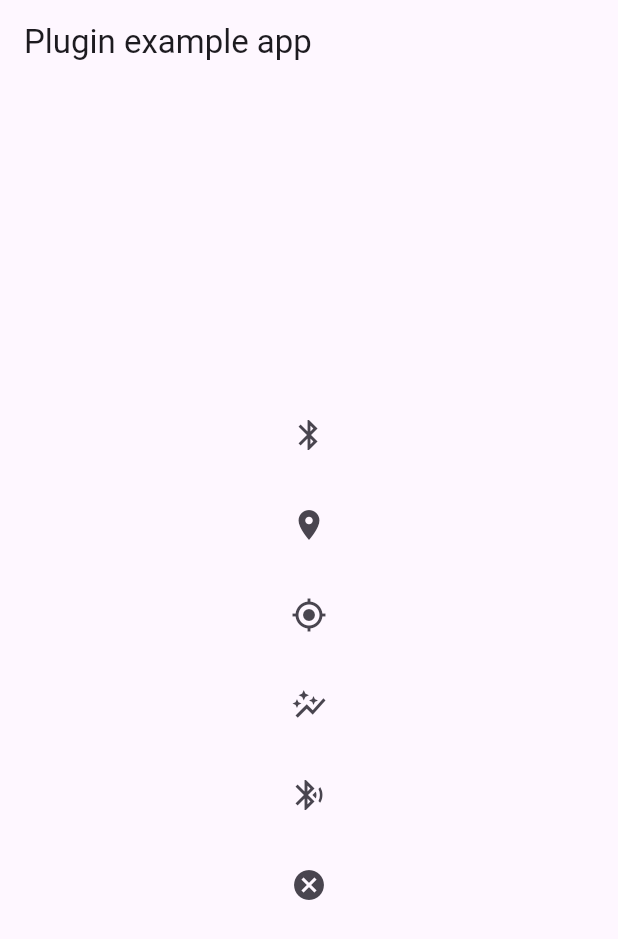
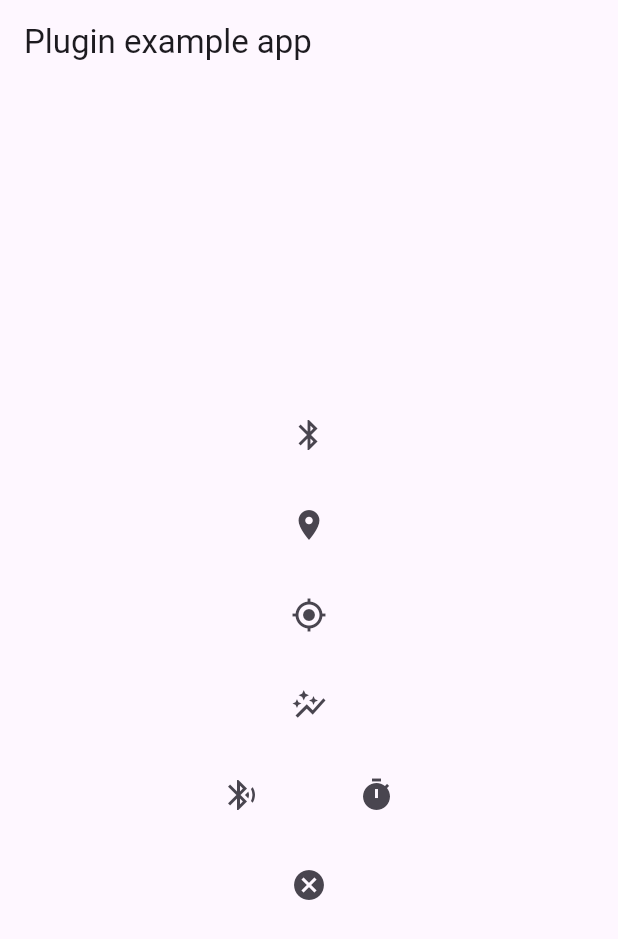
Before and after one commit to iisthehimanshu/localization_engine, a Flutter app: the screen it shows after launch, after a tap on the "cancel" icon, on a phone screen of 412 x 824 dp. Shown: the top 939 px of the screen. Run offline on Flutter 3.47's test engine with Material 3 defaults, Android fonts, the phone set to English and light mode, and no system bars; our stand-ins replace csv, flutter_compass, fluttertoast, permission_handler, plugin_platform_interface; missing offline and left inert: adapter_manager.

Commit message:
crossing beacon timer

```diff
--- a/example/lib/LocationTracker.dart
+++ b/example/lib/LocationTracker.dart
@@ -138,6 +138,11 @@ class LocationTracker {
     );
   }
 
+  List<DateTime> beaconCrossingTimes = [];
+  void crossedBeacon(){
+    beaconCrossingTimes.add(DateTime.now());
+  }
+
   Future<void> saveBleDataToCsv() async {
     if (bleDataList.isEmpty) return;
 
@@ -167,6 +172,38 @@ class LocationTracker {
     bleDataList.clear();
   }
 
+  Future<void> saveDateTimeListToCsv() async {
+    if (beaconCrossingTimes.isEmpty) return;
+
+    // CSV header (single column)
+    final headers = ['timestamp'];
+
+    // Convert DateTime list to rows
+    final rows = beaconCrossingTimes.map((dt) => [dt.toIso8601String()]).toList();
+
+    final csvData = [headers, ...rows];
+    final csvString = const ListToCsvConverter().convert(csvData);
+
+    Directory? directory;
+
+    if (Platform.isAndroid) {
+      directory = Directory('/storage/emulated/0/Download');
+    } else if (Platform.isIOS) {
+      directory = await getApplicationDocumentsDirectory();
+    }
+
+    final file = File(
+      '${directory!.path}/datetime_data_${DateTime.now().millisecondsSinceEpoch}.csv',
+    );
+
+    await file.writeAsString(csvString);
+
+    print("✅ CSV saved: ${file.path}");
+
+    beaconCrossingTimes.clear();
+  }
+
+
 
   void startGpsStream(){
     _gpsSubscription = LocalizationEngine.gpsStreamRaw.listen((data){
@@ -193,6 +230,7 @@ class LocationTracker {
     await _subscription?.cancel();
     await _allBeaconSubscription?.cancel();
     saveBleDataToCsv();
+    saveDateTimeListToCsv();
     // Cleanup resources
     await LocalizationEngine.dispose();
   }
--- a/example/lib/main.dart
+++ b/example/lib/main.dart
@@ -164,9 +164,19 @@ class _MyAppState extends State<MyApp> {
                 icon: const Icon(Icons.auto_graph),
               ),
               SizedBox(height: 12,),
-              IconButton(
-                onPressed: _startImmediateBeaconScan,
-                icon: const Icon(Icons.bluetooth_searching_sharp),
+              Row(
+                mainAxisAlignment: MainAxisAlignment.center,
+                children: [
+                  IconButton(
+                    onPressed: _startImmediateBeaconScan,
+                    icon: const Icon(Icons.bluetooth_searching_sharp),
+                  ),
+                  SizedBox(width: 42,),
+                  IconButton(
+                    onPressed: (){locationTracker.crossedBeacon();},
+                    icon: const Icon(Icons.timer),
+                  ),
+                ],
               ),
               SizedBox(height: 12,),
               IconButton(
```
